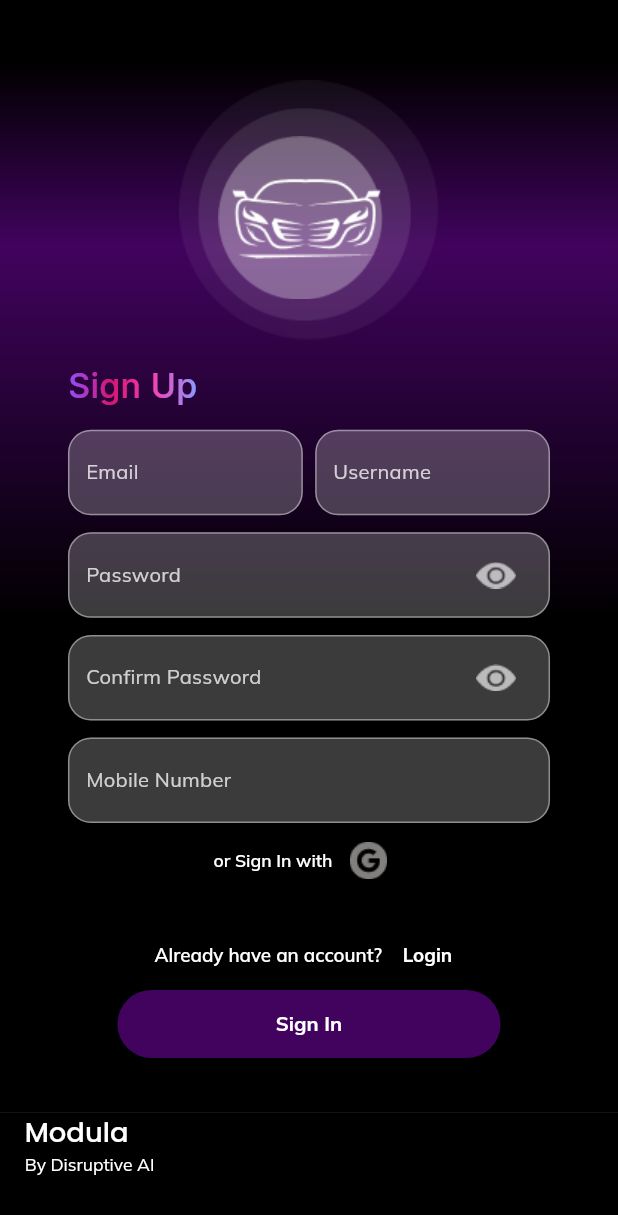
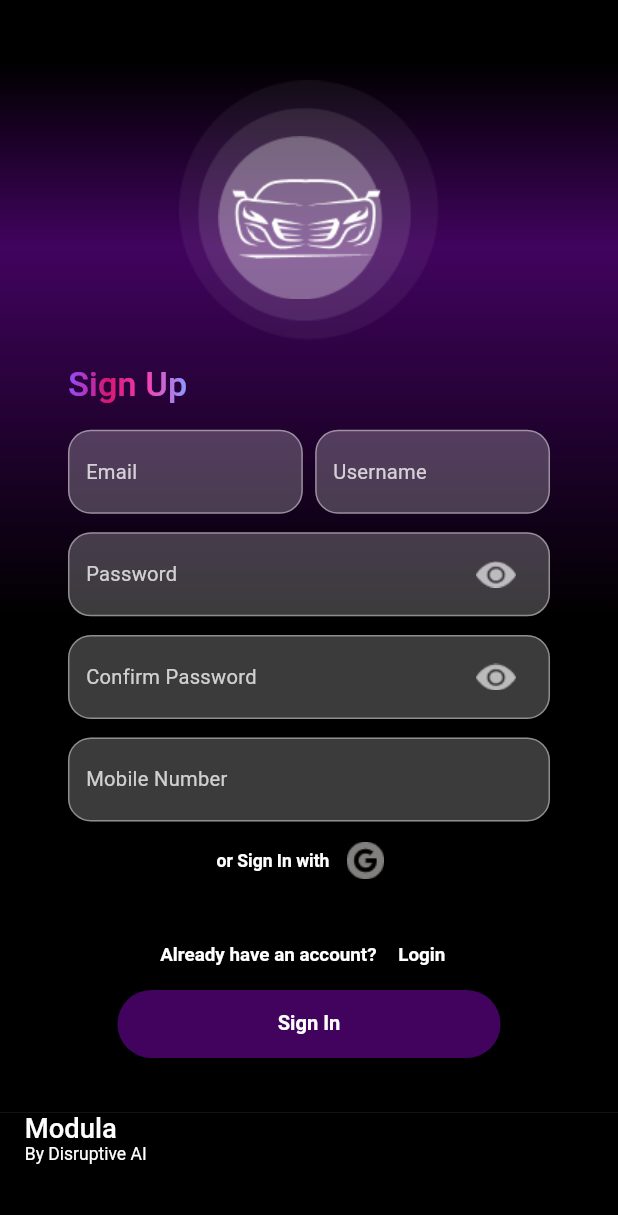
Before and after one commit to oreo925/modula, a Flutter app: the screen it shows after launch, after a tap on "Register", on a phone screen of 412 x 824 dp. Shown: the top 1215 px of the screen. Run offline on Flutter 3.47's test engine with Material 2 defaults, Android fonts, the phone set to English and light mode, and no system bars; drawn by our look-alikes of simple_gradient_text; our stand-ins replace cloud_firestore, firebase_auth, firebase_core, flutter_swiper_view, fluttertoast, get and 3 more; accounts and stored records are empty.

Commit message:
this_is_it

```diff
--- a/lib/screens/Auth/signin_screen.dart
+++ b/lib/screens/Auth/signin_screen.dart
@@ -7,7 +7,7 @@ import 'package:modula/utils/utils.dart';
 import 'package:modula/widgets/my_textfield.dart';
 import 'package:responsive_sizer/responsive_sizer.dart';
 import 'package:get/get.dart';
-import 'package:google_fonts/google_fonts.dart';
+
 import 'package:simple_gradient_text/simple_gradient_text.dart';
 import 'signup_screen.dart';
 
@@ -51,7 +51,7 @@ class _SignInState extends State<SignIn> {
                 Text(
                   'Modula',
                   textAlign: TextAlign.center,
-                  style: GoogleFonts.poppins(
+                  style:TextStyle(
                     fontSize: 17.5.sp,
                     color: Colors.white,
                     fontWeight: FontWeight.w500,
@@ -60,7 +60,7 @@ class _SignInState extends State<SignIn> {
                 Text(
                   'By Disruptive AI',
                   textAlign: TextAlign.center,
-                  style: GoogleFonts.mulish(
+                  style: TextStyle(
                     fontSize: 14.sp,
                     color: Colors.white,
                     fontWeight: FontWeight.w400,
@@ -116,7 +116,7 @@ class _SignInState extends State<SignIn> {
                     SizedBox(height: 3.h),
                     GradientText(
                       'Let’s sign you in',
-                      style: GoogleFonts.inter(
+                      style: TextStyle(
                         fontSize: 19.5.sp,
                         fontWeight: FontWeight.w500,
                         letterSpacing: 0.2,
@@ -147,7 +147,7 @@ class _SignInState extends State<SignIn> {
                         Text(
                           'or Sign In with',
                           textAlign: TextAlign.center,
-                          style: GoogleFonts.mulish(
+                          style: TextStyle(
                             fontSize: 15.sp,
                             color: Colors.white,
                             fontWeight: FontWeight.w600,
@@ -175,7 +175,7 @@ class _SignInState extends State<SignIn> {
                         Text(
                           'Don’t have an account?',
                           textAlign: TextAlign.center,
-                          style: GoogleFonts.mulish(
+                          style: TextStyle(
                             fontSize: 14.5.sp,
                             color: Colors.white,
                             fontWeight: FontWeight.w600,
@@ -191,7 +191,7 @@ class _SignInState extends State<SignIn> {
                             child: Text(
                               'Register',
                               textAlign: TextAlign.center,
-                              style: GoogleFonts.mulish(
+                              style: TextStyle(
                                 fontSize: 14.5.sp,
                                 color: Colors.white,
                                 fontWeight: FontWeight.bold,
@@ -229,7 +229,7 @@ class _SignInState extends State<SignIn> {
                           child: Text(
                             'Sign In',
                             textAlign: TextAlign.center,
-                            style: GoogleFonts.mulish(
+                            style: TextStyle(
                               fontSize: 16.sp,
                               color: Colors.white,
                               fontWeight: FontWeight.w700,
@@ -237,7 +237,7 @@ class _SignInState extends State<SignIn> {
                           ),
                         ),
                       ),
-                    )
+                    ),
                   ]),
             ),
           ),
--- a/lib/screens/Auth/signup_screen.dart
+++ b/lib/screens/Auth/signup_screen.dart
@@ -8,7 +8,7 @@ import 'package:modula/utils/utils.dart';
 import 'package:modula/widgets/my_textfield.dart';
 import 'package:responsive_sizer/responsive_sizer.dart';
 import 'package:get/get.dart';
-import 'package:google_fonts/google_fonts.dart';
+
 import 'package:simple_gradient_text/simple_gradient_text.dart';
 
 class SignUp extends StatefulWidget {
@@ -41,7 +41,7 @@ class _SignUpState extends State<SignUp> {
                 Text(
                   'Modula',
                   textAlign: TextAlign.center,
-                  style: GoogleFonts.poppins(
+                  style: TextStyle(
                     fontSize: 17.5.sp,
                     color: Colors.white,
                     fontWeight: FontWeight.w500,
@@ -50,7 +50,7 @@ class _SignUpState extends State<SignUp> {
                 Text(
                   'By Disruptive AI',
                   textAlign: TextAlign.center,
-                  style: GoogleFonts.mulish(
+                  style: TextStyle(
                     fontSize: 14.sp,
                     color: Colors.white,
                     fontWeight: FontWeight.w400,
@@ -107,7 +107,7 @@ class _SignUpState extends State<SignUp> {
                     SizedBox(height: 2.h),
                     GradientText(
                       'Sign Up',
-                      style: GoogleFonts.inter(
+                      style: TextStyle(
                         fontSize: 19.5.sp,
                         fontWeight: FontWeight.w500,
                         letterSpacing: 0.2,
@@ -161,7 +161,7 @@ class _SignUpState extends State<SignUp> {
                         Text(
                           'or Sign In with',
                           textAlign: TextAlign.center,
-                          style: GoogleFonts.mulish(
+                          style: TextStyle(
                             fontSize: 14.sp,
                             color: Colors.white,
                             fontWeight: FontWeight.w600,
@@ -184,7 +184,7 @@ class _SignUpState extends State<SignUp> {
                         Text(
                           'Already have an account?',
                           textAlign: TextAlign.center,
-                          style: GoogleFonts.mulish(
+                          style: TextStyle(
                             fontSize: 14.5.sp,
                             color: Colors.white,
                             fontWeight: FontWeight.w600,
@@ -200,7 +200,7 @@ class _SignUpState extends State<SignUp> {
                             child: Text(
                               'Login',
                               textAlign: TextAlign.center,
-                              style: GoogleFonts.mulish(
+                              style: TextStyle(
                                 fontSize: 14.5.sp,
                                 color: Colors.white,
                                 fontWeight: FontWeight.bold,
@@ -253,7 +253,7 @@ class _SignUpState extends State<SignUp> {
                           child: Text(
                             'Sign In',
                             textAlign: TextAlign.center,
-                            style: GoogleFonts.mulish(
+                            style: TextStyle(
                               fontSize: 15.sp,
                               color: Colors.white,
                               fontWeight: FontWeight.w700,
--- a/lib/screens/SplashScreen.dart
+++ b/lib/screens/SplashScreen.dart
@@ -1,7 +1,6 @@
 // ignore_for_file: prefer_const_constructors, prefer_const_literals_to_create_immutables
 import 'dart:async';
 import 'package:flutter/material.dart';
-import 'package:google_fonts/google_fonts.dart';
 import 'package:modula/screens/Auth/signin_screen.dart';
 import 'package:responsive_sizer/responsive_sizer.dart';
 import 'package:get/get.dart';
@@ -41,7 +40,7 @@ class _SplashScreenState extends State<SplashScreen> {
                   Text(
                     'Modula',
                     textAlign: TextAlign.center,
-                    style: GoogleFonts.poppins(
+                    style: TextStyle(
                       fontSize: 17.5.sp,
                       color: Colors.white,
                       fontWeight: FontWeight.w500,
@@ -50,7 +49,7 @@ class _SplashScreenState extends State<SplashScreen> {
                   Text(
                     'By Disruptive AI',
                     textAlign: TextAlign.center,
-                    style: GoogleFonts.mulish(
+                    style: TextStyle(
                       fontSize: 14.sp,
                       color: Colors.white,
                       fontWeight: FontWeight.w400,
--- a/lib/widgets/my_textfield.dart
+++ b/lib/widgets/my_textfield.dart
@@ -1,5 +1,5 @@
 import 'package:flutter/material.dart';
-import 'package:google_fonts/google_fonts.dart';
+
 import 'package:responsive_sizer/responsive_sizer.dart';
 
 class MyTextField extends StatelessWidget {
@@ -25,14 +25,14 @@ class MyTextField extends StatelessWidget {
         controller: controller,
         keyboardType: TextInputType.emailAddress,
         obscureText: obscureText,
-        style: GoogleFonts.mulish(
+        style: TextStyle(
           color: Color.fromARGB(194, 255, 255, 255),
           letterSpacing: 0.2,
           fontSize: 15.sp,
         ),
         decoration: InputDecoration(
           labelText: labelText,
-          labelStyle: GoogleFonts.mulish(
+          labelStyle: TextStyle(
             color: Color.fromARGB(194, 255, 255, 255),
             letterSpacing: 0.2,
             fontSize: 15.sp,
--- a/pubspec.yaml
+++ b/pubspec.yaml
@@ -37,7 +37,7 @@ dependencies:
   cupertino_icons: ^1.0.2
   get: ^4.6.5
   responsive_sizer: ^3.1.0
-  google_fonts: ^4.0.4
+  # google_fonts: ^4.0.4
   kf_drawer: ^1.2.1
   firebase_core: ^2.14.0
   firebase_auth: ^4.6.3
```
Also changed, not shown: pubspec.lock, 1 other file.
